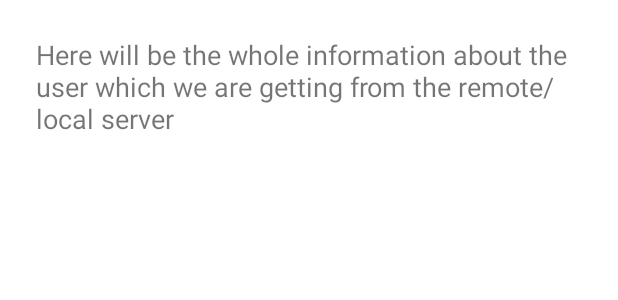
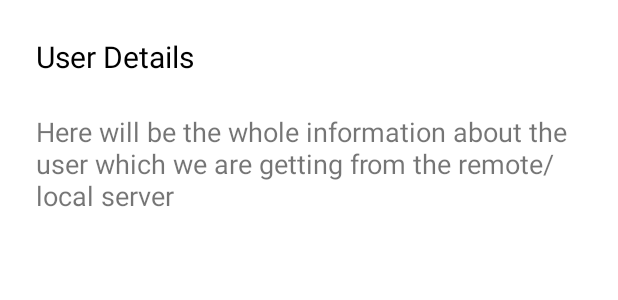
Before and after one commit to Akshaya-Amar/MVVM-Listify, an Android app: the layout bottom_sheet_item.xml on its own in the app's theme, with its tools: preview values and no code run, on a phone screen of 412 x 824 dp. Shown: the top 300 px of the screen. Run offline under Robolectric (Android 15) with nearby library versions, the phone set to English and light mode, and no system bars.

Commit message:
code refactor and optimized

```diff
--- a/app/src/main/java/com/example/mvvmretrofitkotlin/ui/activity/HomeActivity.kt
+++ b/app/src/main/java/com/example/mvvmretrofitkotlin/ui/activity/HomeActivity.kt
@@ -8,7 +8,6 @@ import com.example.mvvmretrofitkotlin.common.Result
 import com.example.mvvmretrofitkotlin.common.hide
 import com.example.mvvmretrofitkotlin.common.show
 import com.example.mvvmretrofitkotlin.common.showSnackBar
-import com.example.mvvmretrofitkotlin.common.showToast
 import com.example.mvvmretrofitkotlin.data.model.User
 import com.example.mvvmretrofitkotlin.databinding.ActivityHomeBinding
 import com.example.mvvmretrofitkotlin.ui.adapter.UserAdapter
@@ -22,7 +21,6 @@ class HomeActivity : AppCompatActivity() {
 
     private val userAdapter by lazy {
         UserAdapter { user ->
-//            showToast(user.firstName ?: "Unknown")
             showBottomSheet(user)
         }
     }
@@ -52,7 +50,6 @@ class HomeActivity : AppCompatActivity() {
     }
 
     private fun showBottomSheet(user: User) {
-//        val bottomSheetFragment = BottomSheetFragment()
         val bottomSheetFragment = BottomSheetFragment.newInstance(user)
         bottomSheetFragment.show(supportFragmentManager, bottomSheetFragment.tag)
     }
--- a/app/src/main/res/layout/bottom_sheet_item.xml
+++ b/app/src/main/res/layout/bottom_sheet_item.xml
@@ -6,14 +6,26 @@
     android:layout_height="match_parent">
 
     <TextView
-        android:id="@+id/info_text_view"
+        android:id="@+id/title"
         android:layout_width="match_parent"
-        android:layout_height="match_parent"
-        android:padding="24dp"
-        android:textSize="18sp"
-        app:layout_constraintBottom_toBottomOf="parent"
+        android:layout_height="wrap_content"
+        android:paddingHorizontal="24dp"
+        android:paddingTop="24dp"
+        android:textColor="@color/black"
+        android:textSize="20sp"
         app:layout_constraintEnd_toEndOf="parent"
         app:layout_constraintStart_toStartOf="parent"
         app:layout_constraintTop_toTopOf="parent"
+        tools:text="User Details" />
+
+    <TextView
+        android:id="@+id/description"
+        android:layout_width="match_parent"
+        android:layout_height="wrap_content"
+        android:padding="24dp"
+        android:textSize="18sp"
+        app:layout_constraintEnd_toEndOf="parent"
+        app:layout_constraintStart_toStartOf="parent"
+        app:layout_constraintTop_toBottomOf="@+id/title"
         tools:text="Here will be the whole information about the user which we are getting from the remote/local server" />
 </androidx.constraintlayout.widget.ConstraintLayout>
--- a/app/src/main/res/values/strings.xml
+++ b/app/src/main/res/values/strings.xml
@@ -1,3 +1,4 @@
 <resources>
     <string name="app_name">MVVMRetrofitKotlin</string>
+    <string name="unknown_value">Unknown</string>
 </resources>
```
Also changed, not shown: app/src/main/java/com/example/mvvmretrofitkotlin/data/model/User.kt (+8 -8 lines), app/src/main/java/com/example/mvvmretrofitkotlin/ui/adapter/UserAdapter.kt (+0 -7 lines), app/src/main/java/com/example/mvvmretrofitkotlin/ui/fragment/BottomSheetFragment.kt (+24 -9 lines), app/src/main/res/layout/user_item.xml (+0 -14 lines).
